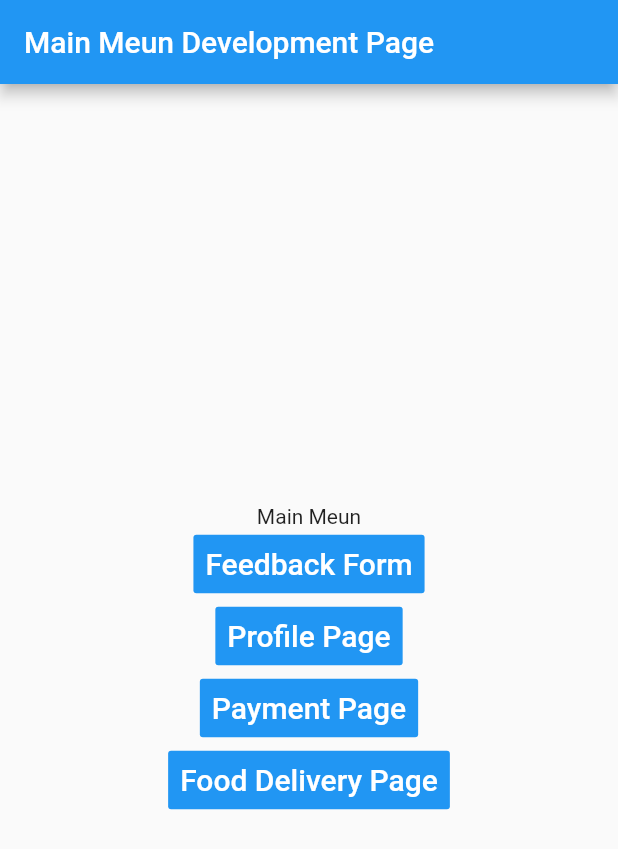
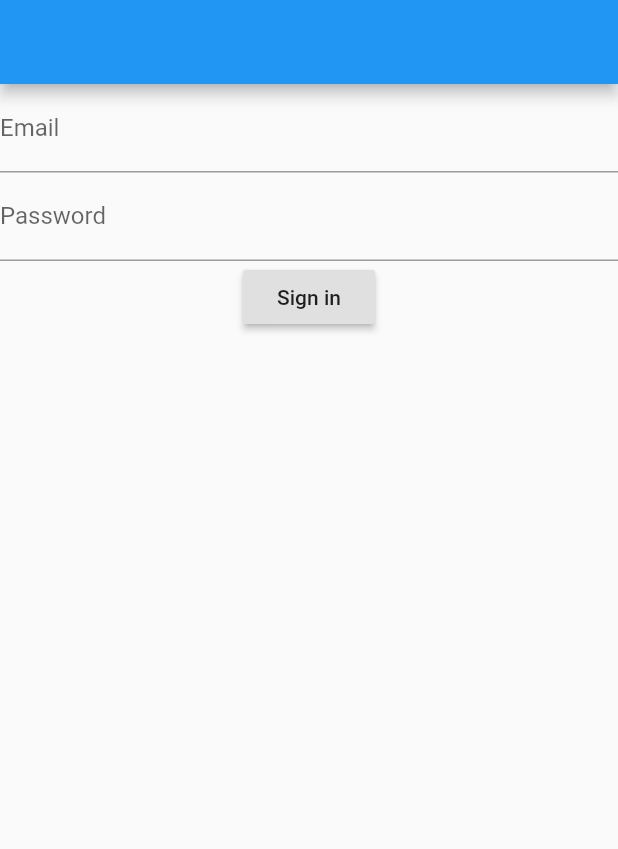
Before and after one commit to Jagatees/Restaurants-App, a Flutter app: the screen it shows after launch, on a phone screen of 412 x 824 dp. Shown: the top 849 px of the screen. Run offline on Flutter 3.47's test engine with Material 2 defaults, Android fonts, the phone set to English and light mode, and no system bars; our stand-ins replace cloud_firestore, firebase_auth, flutter_credit_card, flutter_rating_bar, progress_dialog; missing offline and left inert: dart:ffi, stripe_payment; accounts and stored records are empty.

Commit message:
Alot of New .dart
Delivery.dart
Payment.dart
 - existing_cards.dart
-  new_card.dart
- payment.dart

Sign In work (Yes)
Create Account (No)

New Side Meun
New Main Meun

```diff
--- a/restaurantsapp/lib/main.dart
+++ b/restaurantsapp/lib/main.dart
@@ -1,12 +1,6 @@
 import 'package:flutter/material.dart';
-import 'package:restaurantsapp/delivery.dart';
-import 'package:restaurantsapp/payment_service.dart';
 
-import 'feedback_form.dart';
-import 'profile.dart';
-import 'payment.dart';
-
-
+import 'package:restaurantsapp/sign_in.dart';
 
 
 
@@ -19,128 +13,12 @@ class MyApp extends StatelessWidget {
   @override
   Widget build(BuildContext context) {
     return MaterialApp(
-      title: 'Main Meun Development Page',
+      title: 'Development App',
       theme: ThemeData(
         primarySwatch: Colors.blue,
         visualDensity: VisualDensity.adaptivePlatformDensity,
       ),
-      home: MyHomePage(title: 'Main Meun Development Page'),
+      home: LoginPage(),
     );
   }
 }
-
-
-class MyHomePage extends StatefulWidget {
-  MyHomePage({Key key, this.title}) : super(key: key);
-  final String title;
-  @override
-  _MyHomePageState createState() => _MyHomePageState();
-}
-
-
-class _MyHomePageState extends State<MyHomePage> {
-
-  @override
-  void initState() { // start striper system
-    // TODO: implement initState
-    super.initState();
-    StripeService.init();
-  }
-
-  @override
-  Widget build(BuildContext context) {
-    return Scaffold(
-      appBar: AppBar(
-        title: Text(widget.title),
-      ),
-      body: Center(
-        child: Column(
-          mainAxisAlignment: MainAxisAlignment.center,
-          children: <Widget>[
-            Text(
-              'Main Meun',
-            ),
-
-            FlatButton(
-              color: Colors.blue,
-              textColor: Colors.white,
-              disabledColor: Colors.grey,
-              disabledTextColor: Colors.black,
-              padding: EdgeInsets.all(8.0),
-              splashColor: Colors.blueAccent,
-              onPressed: () {
-                Navigator.push(
-                  context,
-                  MaterialPageRoute(builder: (context) => FeedBackForm()),
-                );
-              },
-              child: Text(
-                "Feedback Form",
-                style: TextStyle(fontSize: 20.0),
-              ),
-            ),
-            FlatButton(
-              color: Colors.blue,
-              textColor: Colors.white,
-              disabledColor: Colors.grey,
-              disabledTextColor: Colors.black,
-              padding: EdgeInsets.all(8.0),
-              splashColor: Colors.blueAccent,
-              onPressed: () {
-                Navigator.push(
-                  context,
-                  MaterialPageRoute(builder: (context) => Profile()),
-                );
-              },
-              child: Text(
-                "Profile Page",
-                style: TextStyle(fontSize: 20.0),
-              ),
-            ),
-
-            FlatButton (
-              color: Colors.blue,
-              textColor: Colors.white,
-              disabledColor: Colors.grey,
-              disabledTextColor: Colors.black,
-              padding: EdgeInsets.all(8.0),
-              splashColor: Colors.blueAccent,
-              onPressed : () async {
-                Navigator.push(
-                  context,
-                  MaterialPageRoute(builder: (context) => PaymentPage()),
-                );
-              },
-              child: Text(
-                "Payment Page",
-                style: TextStyle(fontSize: 20.0),
-              ),
-            ),
-
-
-            FlatButton (
-              color: Colors.blue,
-              textColor: Colors.white,
-              disabledColor: Colors.grey,
-              disabledTextColor: Colors.black,
-              padding: EdgeInsets.all(8.0),
-              splashColor: Colors.blueAccent,
-              onPressed : () async {
-                Navigator.push(
-                  context,
-                  MaterialPageRoute(builder: (context) => Delivery()),
-                );
-              },
-              child: Text(
-                "Food Delivery Page",
-                style: TextStyle(fontSize: 20.0),
-              ),
-            ),
-
-
-          ],
-        ),
-      ),
-    );
-  }
-}
--- a/restaurantsapp/lib/payment.dart
+++ b/restaurantsapp/lib/payment.dart
@@ -15,8 +15,8 @@ class PaymentPage extends StatelessWidget {
       ),
       initialRoute: '/home',
       routes: {
-        '/home': (context) => NewCard(),
-        '/existing-cards': (context) => ExistingCardsPage()
+        '/home': (context) => NewCard('15000'),
+        '/existing-cards': (context) => ExistingCardsPage('20000')
       },
     );
   }
--- /dev/null
+++ b/restaurantsapp/lib/sign_in.dart
@@ -0,0 +1,68 @@
+import 'package:firebase_auth/firebase_auth.dart';
+import 'package:flutter/material.dart';
+
+import 'main_meun.dart';
+
+class LoginPage extends StatefulWidget {
+  @override
+  _LoginPageState createState() => new _LoginPageState();
+}
+
+class _LoginPageState extends State<LoginPage> {
+
+  final GlobalKey<FormState> _formKey = GlobalKey<FormState>();
+  String _email, _password;
+
+  @override
+  Widget build(BuildContext context) {
+    return new Scaffold(
+      appBar: new AppBar(),
+      body: Form(
+          key: _formKey,
+          child: Column(
+            children: <Widget>[
+              TextFormField(
+                validator: (input) {
+                  if(input.isEmpty){
+                    return 'Provide an email';
+                  }
+                },
+                decoration: InputDecoration(
+                    labelText: 'Email'
+                ),
+                onSaved: (input) => _email = input,
+              ),
+              TextFormField(
+                validator: (input) {
+                  if(input.length < 6){
+                    return 'Longer password please';
+                  }
+                },
+                decoration: InputDecoration(
+                    labelText: 'Password'
+                ),
+                onSaved: (input) => _password = input,
+                obscureText: true,
+              ),
+              RaisedButton(
+                onPressed: signIn,
+                child: Text('Sign in'),
+              ),
+            ],
+          )
+      ),
+    );
+  }
+
+  void signIn() async {
+    if(_formKey.currentState.validate()){
+      _formKey.currentState.save();
+      try{
+        AuthResult user = await FirebaseAuth.instance.signInWithEmailAndPassword(email: _email, password: _password);
+        Navigator.push(context, MaterialPageRoute(builder: (context) => MainMeun()));
+      }catch(e){
+        print(e.message);
+      }
+    }
+  }
+}
```
Also changed, not shown: restaurantsapp/lib/delivery.dart (+36 -4 lines), restaurantsapp/lib/existing_cards.dart (+5 -2 lines), restaurantsapp/lib/main_meun.dart (added, +65 -0 lines), restaurantsapp/lib/new_card.dart (+7 -2 lines).
